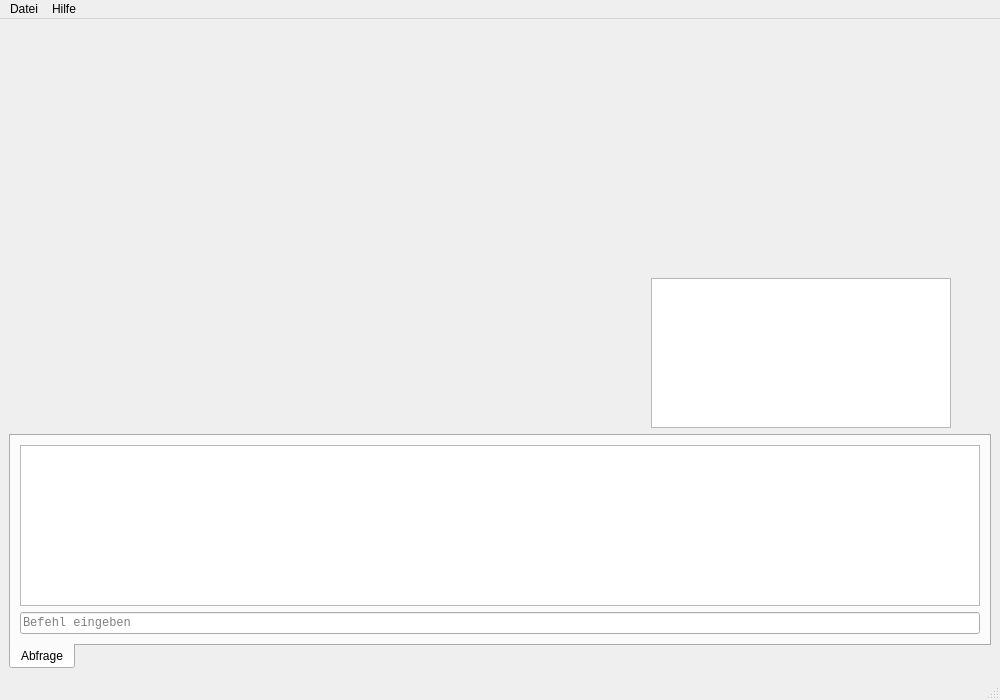
Qt form mainwindow.ui (felix-khlmnn/realtime_visualiser_qt_project) before a commit.
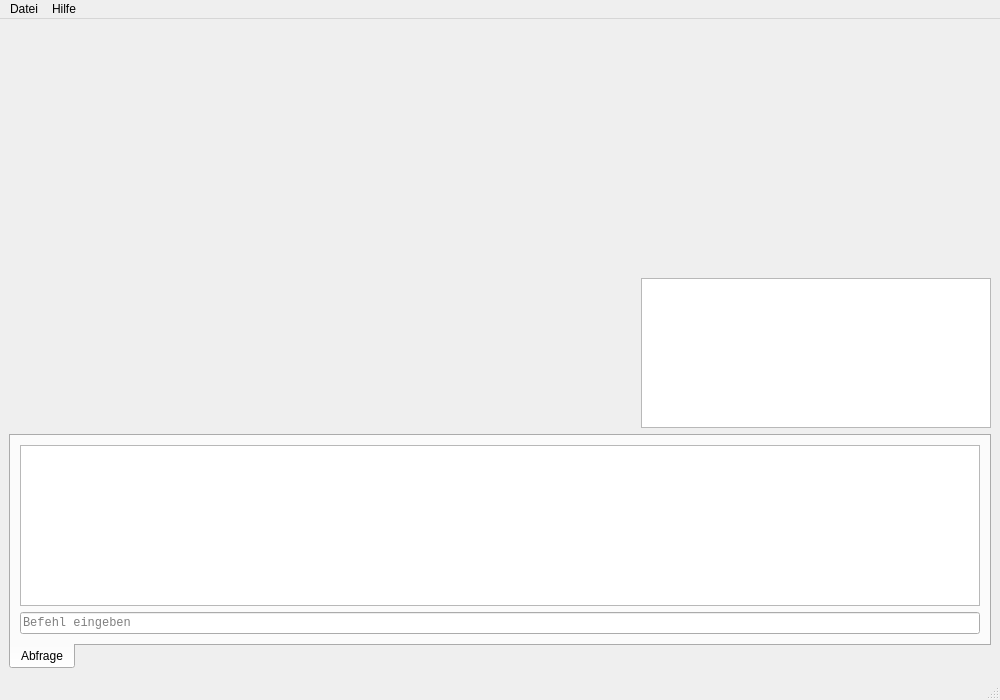
The same form after that commit. Icons and pictures are not drawn. Custom widgets are drawn as their Qt base class.

The edit to the form file:
```diff
--- a/mainwindow.ui
+++ b/mainwindow.ui
@@ -70,13 +70,13 @@
           </property>
           <property name="minimumSize">
            <size>
-            <width>250</width>
+            <width>300</width>
             <height>150</height>
            </size>
           </property>
           <property name="maximumSize">
            <size>
-            <width>300</width>
+            <width>350</width>
             <height>150</height>
            </size>
           </property>
@@ -105,22 +105,6 @@
         </item>
        </layout>
       </item>
-      <item>
-       <spacer name="horizontalSpacer_2">
-        <property name="orientation">
-         <enum>Qt::Orientation::Horizontal</enum>
-        </property>
-        <property name="sizeType">
-         <enum>QSizePolicy::Policy::Maximum</enum>
-        </property>
-        <property name="sizeHint" stdset="0">
-         <size>
-          <width>40</width>
-          <height>20</height>
-         </size>
-        </property>
-       </spacer>
-      </item>
      </layout>
     </item>
     <item>
```
Left out of the diff: 2 changed lines with no effect on the pictures.
